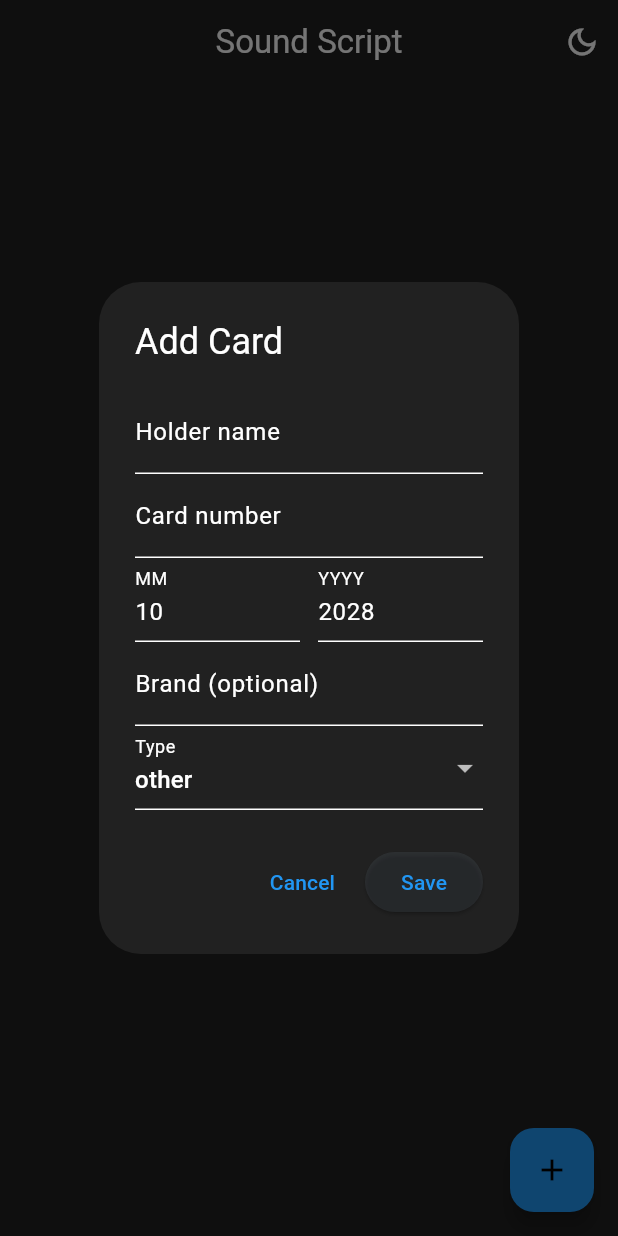
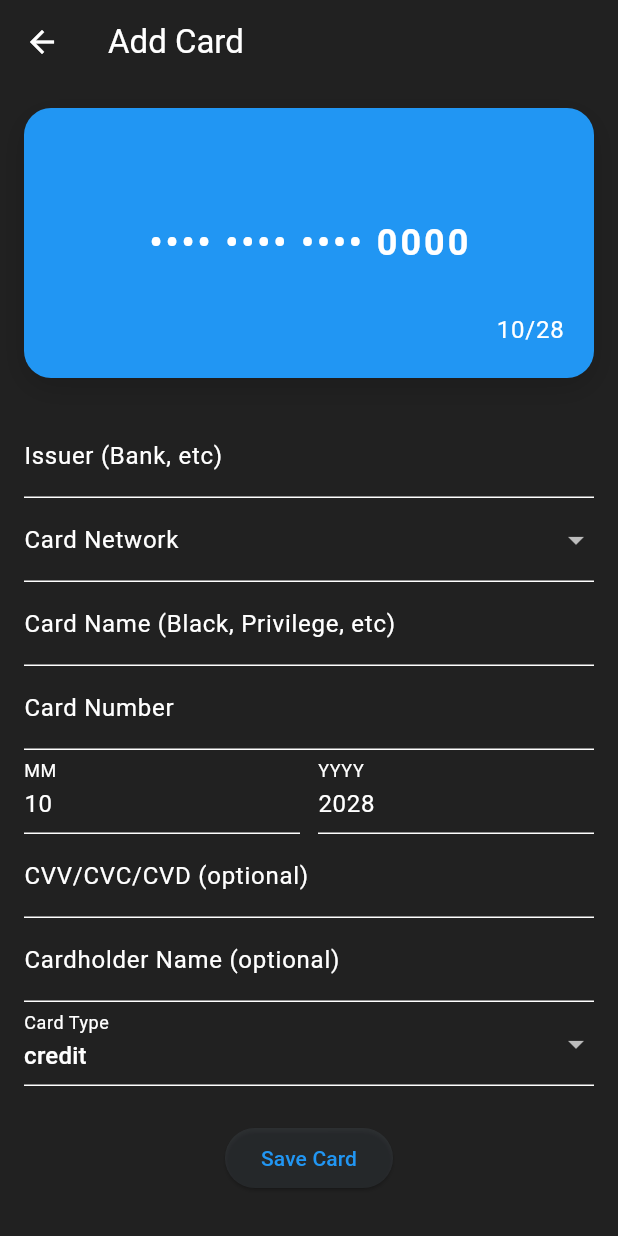
Before and after one commit to sunnydodti/local-cards, a Flutter app: the screen it shows after launch, after a tap on the "add" icon, on a phone screen of 412 x 824 dp. Run offline on Flutter 3.47's test engine with Material 3 defaults, Android fonts, the phone set to English and light mode, and no system bars; our stand-ins replace flutter_secure_storage, hive_ce, hive_ce_flutter; accounts and stored records are empty.

Commit message:
add card form

```diff
--- a/lib/models/card.dart
+++ b/lib/models/card.dart
@@ -2,6 +2,23 @@ import 'dart:convert';
 
 /// Type of a stored card.
 enum CardType { credit, debit, other }
+
+enum CardNetwork { visa, mastercard, amex, discover, rupay, diners, jcb, unionpay, other }
+
+class CardColorScheme {
+  final int bgColor;
+  final int textColor;
+  const CardColorScheme({required this.bgColor, required this.textColor});
+
+  Map<String, dynamic> toMap() => {
+    'bgColor': bgColor,
+    'textColor': textColor,
+  };
+  factory CardColorScheme.fromMap(Map<String, dynamic> map) => CardColorScheme(
+    bgColor: map['bgColor'] as int,
+    textColor: map['textColor'] as int,
+  );
+}
 
 extension CardTypeX on CardType {
   String get name {
@@ -28,68 +45,91 @@ extension CardTypeX on CardType {
   }
 }
 
+
 class CardModel {
   final String id;
-  final String holderName;
+  final String? issuer; // Bank or issuer (optional)
+  final CardNetwork? network; // Visa, Mastercard, etc (optional)
+  final String? cardName; // Black, Privilege, etc
   final String cardNumber;
   final int expiryMonth;
   final int expiryYear;
-  final String? brand;
+  final String? cvv; // optional
+  final String? holderName; // optional
   final CardType type;
+  final CardColorScheme? colorScheme;
   final DateTime createdAt;
   final DateTime updatedAt;
 
   CardModel({
     required this.id,
-    required this.holderName,
+    this.issuer,
+    this.network,
+    this.cardName,
     required this.cardNumber,
     required this.expiryMonth,
     required this.expiryYear,
-    this.brand,
-    this.type = CardType.other,
+    this.cvv,
+    this.holderName,
+    this.type = CardType.credit,
+    this.colorScheme,
     DateTime? createdAt,
     DateTime? updatedAt,
   })  : createdAt = createdAt ?? DateTime.now(),
         updatedAt = updatedAt ?? DateTime.now();
 
   /// Returns a masked card number suitable for UI (keeps last 4 digits).
+
   String get maskedNumber {
     if (cardNumber.length <= 4) return cardNumber;
     final last = cardNumber.substring(cardNumber.length - 4);
-    return '**** **** **** $last';
+    return '•••• •••• •••• $last';
   }
 
   CardModel copyWith({
-    String? holderName,
+    String? issuer,
+    CardNetwork? network,
+    String? cardName,
     String? cardNumber,
     int? expiryMonth,
     int? expiryYear,
-    String? brand,
+    String? cvv,
+    String? holderName,
     CardType? type,
+    CardColorScheme? colorScheme,
     DateTime? updatedAt,
   }) {
     return CardModel(
       id: id,
-      holderName: holderName ?? this.holderName,
+      issuer: issuer ?? this.issuer,
+      network: network ?? this.network,
+      cardName: cardName ?? this.cardName,
       cardNumber: cardNumber ?? this.cardNumber,
       expiryMonth: expiryMonth ?? this.expiryMonth,
       expiryYear: expiryYear ?? this.expiryYear,
-      brand: brand ?? this.brand,
+      cvv: cvv ?? this.cvv,
+      holderName: holderName ?? this.holderName,
       type: type ?? this.type,
+      colorScheme: colorScheme ?? this.colorScheme,
       createdAt: createdAt,
       updatedAt: updatedAt ?? DateTime.now(),
     );
   }
 
+
   Map<String, dynamic> toMap() {
     return {
       'id': id,
-      'holderName': holderName,
+      'issuer': issuer,
+      'network': network?.name,
+      'cardName': cardName,
       'cardNumber': cardNumber,
       'expiryMonth': expiryMonth,
       'expiryYear': expiryYear,
-      'brand': brand,
+      'cvv': cvv,
+      'holderName': holderName,
       'type': type.name,
+      'colorScheme': colorScheme?.toMap(),
       'createdAt': createdAt.toIso8601String(),
       'updatedAt': updatedAt.toIso8601String(),
     };
@@ -98,12 +138,16 @@ class CardModel {
   factory CardModel.fromMap(Map<String, dynamic> map) {
     return CardModel(
       id: map['id'] as String,
-      holderName: map['holderName'] as String,
+      issuer: map['issuer'] as String?,
+      network: map['network'] != null ? CardNetwork.values.firstWhere((e) => e.name == map['network']) : null,
+      cardName: map['cardName'] as String?,
       cardNumber: map['cardNumber'] as String,
       expiryMonth: (map['expiryMonth'] as num).toInt(),
       expiryYear: (map['expiryYear'] as num).toInt(),
-      brand: map['brand'] as String?,
+      cvv: map['cvv'] as String?,
+      holderName: map['holderName'] as String?,
       type: CardTypeX.fromString(map['type'] as String?),
+      colorScheme: map['colorScheme'] != null ? CardColorScheme.fromMap(Map<String, dynamic>.from(map['colorScheme'])) : null,
       createdAt: DateTime.tryParse(map['createdAt'] as String? ?? '') ?? DateTime.now(),
       updatedAt: DateTime.tryParse(map['updatedAt'] as String? ?? '') ?? DateTime.now(),
     );
--- /dev/null
+++ b/lib/screens/add_card_screen.dart
@@ -0,0 +1,242 @@
+import 'package:flutter/material.dart';
+import 'package:provider/provider.dart';
+import '../models/card.dart';
+import '../data/provider/card_provider.dart';
+
+class AddCardScreen extends StatefulWidget {
+  const AddCardScreen({super.key});
+
+  @override
+  State<AddCardScreen> createState() => _AddCardScreenState();
+}
+
+class _AddCardScreenState extends State<AddCardScreen> with SingleTickerProviderStateMixin {
+  final _formKey = GlobalKey<FormState>();
+  // Card fields
+  String? issuer = '';
+  CardNetwork? network;
+  String? cardName = '';
+  String number = '';
+  int month = DateTime.now().month;
+  int year = DateTime.now().year + 3;
+  String? cvv = '';
+  String? holderName = '';
+  CardType type = CardType.credit;
+  CardColorScheme? colorScheme;
+
+  // No animation needed for preview
+  @override
+  void initState() {
+    super.initState();
+  }
+
+  void _onFieldChanged() {
+    setState(() {});
+  }
+
+  void _save() async {
+    if (!_formKey.currentState!.validate()) return;
+    _formKey.currentState!.save();
+    final prov = context.read<CardProvider>();
+    final model = CardModel(
+      id: '',
+      issuer: issuer,
+      network: network,
+      cardName: cardName,
+      cardNumber: number,
+      expiryMonth: month,
+      expiryYear: year,
+      cvv: cvv,
+      holderName: holderName,
+      type: type,
+      colorScheme: colorScheme,
+    );
+    await prov.addCard(model);
+    if (mounted) Navigator.of(context).pop();
+  }
+
+  @override
+  Widget build(BuildContext context) {
+  // final theme = Theme.of(context);
+    return Scaffold(
+      appBar: AppBar(title: const Text('Add Card')),
+      body: SingleChildScrollView(
+        child: Padding(
+          padding: const EdgeInsets.all(16.0),
+          child: Column(
+            children: [
+              // Live card preview (no animation)
+              _CardPreview(
+                issuer: issuer,
+                network: network,
+                cardName: cardName,
+                number: number,
+                month: month,
+                year: year,
+                holderName: holderName,
+                type: type,
+                colorScheme: colorScheme,
+              ),
+              const SizedBox(height: 24),
+              Form(
+                key: _formKey,
+                onChanged: _onFieldChanged,
+                child: Column(
+                  children: [
+                    TextFormField(
+                      initialValue: issuer,
+                      decoration: const InputDecoration(labelText: 'Issuer (Bank, etc)'),
+                      onSaved: (v) => issuer = v?.trim(),
+                    ),
+                    DropdownButtonFormField<CardNetwork>(
+                      value: network,
+                      items: CardNetwork.values
+                          .map((n) => DropdownMenuItem(value: n, child: Text(n.name.toUpperCase())))
+                          .toList(),
+                      onChanged: (v) => setState(() => network = v),
+                      decoration: const InputDecoration(labelText: 'Card Network'),
+                    ),
+                    TextFormField(
+                      initialValue: cardName,
+                      decoration: const InputDecoration(labelText: 'Card Name (Black, Privilege, etc)'),
+                      onSaved: (v) => cardName = v?.trim(),
+                    ),
+                    TextFormField(
+                      initialValue: number,
+                      decoration: const InputDecoration(labelText: 'Card Number'),
+                      keyboardType: TextInputType.number,
+                      onSaved: (v) => number = v?.replaceAll(' ', '') ?? '',
+                      validator: (v) => (v == null || v.trim().length < 12) ? 'Invalid' : null,
+                    ),
+                    Row(
+                      children: [
+                        Expanded(
+                          child: TextFormField(
+                            initialValue: month.toString(),
+                            decoration: const InputDecoration(labelText: 'MM'),
+                            keyboardType: TextInputType.number,
+                            onSaved: (v) => month = int.tryParse(v ?? '') ?? month,
+                          ),
+                        ),
+                        const SizedBox(width: 12),
+                        Expanded(
+                          child: TextFormField(
+                            initialValue: year.toString(),
+                            decoration: const InputDecoration(labelText: 'YYYY'),
+                            keyboardType: TextInputType.number,
+                            onSaved: (v) => year = int.tryParse(v ?? '') ?? year,
+                          ),
+                        ),
+                      ],
+                    ),
+                    TextFormField(
+                      initialValue: cvv,
+                      decoration: const InputDecoration(labelText: 'CVV/CVC/CVD (optional)'),
+                      keyboardType: TextInputType.number,
+                      onSaved: (v) => cvv = v?.trim(),
+                    ),
+                    TextFormField(
+                      initialValue: holderName,
+                      decoration: const InputDecoration(labelText: 'Cardholder Name (optional)'),
+                      onSaved: (v) => holderName = v?.trim(),
+                    ),
+                    DropdownButtonFormField<CardType>(
+                      value: type,
+                      items: CardType.values
+                          .map((t) => DropdownMenuItem(value: t, child: Text(t.name)))
+                          .toList(),
+                      onChanged: (v) => setState(() => type = v ?? CardType.credit),
+                      decoration: const InputDecoration(labelText: 'Card Type'),
+                    ),
+                    // Color scheme picker can be added here if needed
+                    const SizedBox(height: 24),
+                    ElevatedButton(
+                      onPressed: _save,
+                      child: const Text('Save Card'),
+                    ),
+                  ],
+                ),
+              ),
+            ],
+          ),
+        ),
+      ),
+    );
+  }
+}
+
+class _CardPreview extends StatelessWidget {
+  final String? issuer;
+  final CardNetwork? network;
+  final String? cardName;
+  final String number;
+  final int month;
+  final int year;
+  final String? holderName;
+  final CardType type;
+  final CardColorScheme? colorScheme;
+
+  const _CardPreview({
+    this.issuer,
+    this.network,
+    this.cardName,
+    required this.number,
+    required this.month,
+    required this.year,
+    this.holderName,
+    required this.type,
+    this.colorScheme,
+  });
+
+  @override
+  Widget build(BuildContext context) {
+    final bg = colorScheme?.bgColor != null ? Color(colorScheme!.bgColor) : Theme.of(context).colorScheme.primary;
+    final txt = colorScheme?.textColor != null ? Color(colorScheme!.textColor) : Colors.white;
+    final textTheme = Theme.of(context).textTheme;
+    return AnimatedContainer(
+      duration: const Duration(milliseconds: 400),
+      curve: Curves.easeInOut,
+      width: double.infinity,
+      height: 180,
+      decoration: BoxDecoration(
+        borderRadius: BorderRadius.circular(18),
+        color: bg,
+        boxShadow: [
+          BoxShadow(color: Colors.black.withAlpha(40), blurRadius: 16, offset: const Offset(0, 6)),
+        ],
+      ),
+      child: Padding(
+        padding: const EdgeInsets.all(20.0),
+        child: Column(
+          crossAxisAlignment: CrossAxisAlignment.start,
+          children: [
+            Row(
+              children: [
+                Expanded(
+                  child: Text(issuer ?? '', style: textTheme.titleMedium?.copyWith(color: txt)),
+                ),
+                Text(network?.name.toUpperCase() ?? '', style: textTheme.titleMedium?.copyWith(color: txt)),
+              ],
+            ),
+            const Spacer(),
+            Center(
+              child: Text(
+                number.isEmpty ? '•••• •••• •••• 0000' : (number.length <= 4 ? number : '•••• •••• •••• ${number.substring(number.length - 4)}'),
+                style: textTheme.headlineSmall?.copyWith(color: txt, letterSpacing: 2, fontWeight: FontWeight.bold),
+              ),
+            ),
+            const Spacer(),
+            Row(
+              children: [
+                Expanded(
+                  child: Text(holderName?.toUpperCase() ?? '', style: textTheme.bodyLarge?.copyWith(color: txt)),
+                ),
+                Text('${month.toString().padLeft(2, '0')}/${year.toString().substring(2)}', style: textTheme.bodyLarge?.copyWith(color: txt)),
+              ],
+            ),
+          ],
+        ),
+      ),
+    );
+  }
+}
--- a/lib/screens/cards_screen.dart
+++ b/lib/screens/cards_screen.dart
@@ -6,6 +6,7 @@ import '../widgets/my_appbar.dart';
 import '../widgets/mobile_wrapper.dart';
 import '../widgets/card_tile.dart';
 import '../widgets/card_form.dart';
+import 'add_card_screen.dart';
 
 class CardsScreen extends StatelessWidget {
   const CardsScreen({super.key});
@@ -58,7 +59,9 @@ class CardsScreen extends StatelessWidget {
         ),
         floatingActionButton: FloatingActionButton(
           onPressed: () async {
-            await showDialog(context: context, builder: (_) => const CardFormDialog());
+            await Navigator.of(context).push(
+              MaterialPageRoute(builder: (_) => const AddCardScreen()),
+            );
             // reload
             context.read<CardProvider>().load();
           },
--- a/lib/service/card_service.dart
+++ b/lib/service/card_service.dart
@@ -65,8 +65,12 @@ class CardService {
 			cardNumber: card.cardNumber,
 			expiryMonth: card.expiryMonth,
 			expiryYear: card.expiryYear,
-			brand: card.brand,
+			issuer: card.issuer,
+			network: card.network,
+			cardName: card.cardName,
+			cvv: card.cvv,
 			type: card.type,
+			colorScheme: card.colorScheme,
 			createdAt: card.createdAt,
 			updatedAt: now,
 		);
--- a/lib/widgets/card_form.dart
+++ b/lib/widgets/card_form.dart
@@ -15,29 +15,43 @@ class CardFormDialog extends StatefulWidget {
 
 class _CardFormDialogState extends State<CardFormDialog> {
   final _formKey = GlobalKey<FormState>();
-  late String holderName;
+  late String? issuer;
+  late CardNetwork? network;
+  late String? cardName;
   late String number;
   late int month;
   late int year;
-  String? brand;
-  CardType type = CardType.other;
+  late String? cvv;
+  late String? holderName;
+  CardType type = CardType.credit;
+  CardColorScheme? colorScheme;
 
   @override
   void initState() {
     super.initState();
     final e = widget.existing;
     if (e != null) {
-      holderName = e.holderName;
+      issuer = e.issuer;
+      network = e.network;
+      cardName = e.cardName;
       number = e.cardNumber;
       month = e.expiryMonth;
       year = e.expiryYear;
-      brand = e.brand;
+      cvv = e.cvv;
+      holderName = e.holderName;
       type = e.type;
+      colorScheme = e.colorScheme;
     } else {
-      holderName = '';
+      issuer = '';
+      network = null;
+      cardName = '';
       number = '';
       month = DateTime.now().month;
       year = DateTime.now().year + 3;
+      cvv = '';
+      holderName = '';
+      type = CardType.credit;
+      colorScheme = null;
     }
   }
 
@@ -47,12 +61,16 @@ class _CardFormDialogState extends State<CardFormDialog> {
     final prov = context.read<CardProvider>();
     final model = CardModel(
       id: widget.existing?.id ?? '',
-      holderName: holderName,
+      issuer: issuer,
+      network: network,
+      cardName: cardName,
       cardNumber: number,
       expiryMonth: month,
       expiryYear: year,
-      brand: brand,
+      cvv: cvv,
+      holderName: holderName,
       type: type,
+      colorScheme: colorScheme,
     );
     if (widget.existing == null) {
       await prov.addCard(model);
@@ -73,14 +91,26 @@ class _CardFormDialogState extends State<CardFormDialog> {
             mainAxisSize: MainAxisSize.min,
             children: [
               TextFormField(
-                initialValue: holderName,
-                decoration: const InputDecoration(labelText: 'Holder name'),
-                onSaved: (v) => holderName = v?.trim() ?? '',
-                validator: (v) => (v == null || v.trim().isEmpty) ? 'Required' : null,
+                initialValue: issuer,
+                decoration: const InputDecoration(labelText: 'Issuer (Bank, etc)'),
+                onSaved: (v) => issuer = v?.trim(),
+              ),
+              DropdownButtonFormField<CardNetwork>(
+                value: network,
+                items: CardNetwork.values
+                    .map((n) => DropdownMenuItem(value: n, child: Text(n.name.toUpperCase())))
+                    .toList(),
+                onChanged: (v) => setState(() => network = v),
+                decoration: const InputDecoration(labelText: 'Card Network'),
+              ),
+              TextFormField(
+                initialValue: cardName,
+                decoration: const InputDecoration(labelText: 'Card Name (Black, Privilege, etc)'),
+                onSaved: (v) => cardName = v?.trim(),
               ),
               TextFormField(
                 initialValue: number,
-                decoration: const InputDecoration(labelText: 'Card number'),
+                decoration: const InputDecoration(labelText: 'Card Number'),
                 keyboardType: TextInputType.number,
                 onSaved: (v) => number = v?.replaceAll(' ', '') ?? '',
                 validator: (v) => (v == null || v.trim().length < 12) ? 'Invalid' : null,
@@ -107,18 +137,25 @@ class _CardFormDialogState extends State<CardFormDialog> {
                 ],
               ),
               TextFormField(
-                initialValue: brand,
-                decoration: const InputDecoration(labelText: 'Brand (optional)'),
-                onSaved: (v) => brand = v?.trim(),
+                initialValue: cvv,
+                decoration: const InputDecoration(labelText: 'CVV/CVC/CVD (optional)'),
+                keyboardType: TextInputType.number,
+                onSaved: (v) => cvv = v?.trim(),
+              ),
+              TextFormField(
+                initialValue: holderName,
+                decoration: const InputDecoration(labelText: 'Cardholder Name (optional)'),
+                onSaved: (v) => holderName = v?.trim(),
               ),
               DropdownButtonFormField<CardType>(
                 value: type,
                 items: CardType.values
                     .map((t) => DropdownMenuItem(value: t, child: Text(t.name)))
                     .toList(),
-                onChanged: (v) => setState(() => type = v ?? CardType.other),
-                decoration: const InputDecoration(labelText: 'Type'),
+                onChanged: (v) => setState(() => type = v ?? CardType.credit),
+                decoration: const InputDecoration(labelText: 'Card Type'),
               ),
+              // Color scheme picker can be added here if needed
             ],
           ),
         ),
--- a/lib/widgets/card_tile.dart
+++ b/lib/widgets/card_tile.dart
@@ -18,9 +18,9 @@ class CardTile extends StatelessWidget {
     return '•••• •••• •••• $last';
   }
 
-  String _networkFromBrand(String? brand) {
-    if (brand == null) return '';
-    final b = brand.toLowerCase();
+  String _networkFromIssuer(String? issuer) {
+    if (issuer == null) return '';
+    final b = issuer.toLowerCase();
     if (b.contains('visa')) return 'VISA';
     if (b.contains('master') || b.contains('mastercard')) return 'MASTERCARD';
     if (b.contains('amex') || b.contains('american')) return 'AMEX';
@@ -39,8 +39,8 @@ class CardTile extends StatelessWidget {
           begin: Alignment.topLeft,
           end: Alignment.bottomRight,
           colors: [
-            theme.colorScheme.primary.withOpacity(UIConstants.cardGradientOpacity),
-            Color.lerp(theme.colorScheme.primary, Colors.black, 0.25)!.withOpacity(UIConstants.cardGradientOpacity),
+            theme.colorScheme.primary.withValues(alpha: UIConstants.cardGradientOpacity),
+            Color.lerp(theme.colorScheme.primary, Colors.black, 0.25)!.withValues(alpha: UIConstants.cardGradientOpacity),
           ],
         ),
         boxShadow: [
@@ -61,12 +61,12 @@ class CardTile extends StatelessWidget {
               children: [
                 Expanded(
                   child: Text(
-                    card.brand ?? '',
+                    card.issuer ?? '',
                     style: theme.textTheme.labelLarge?.copyWith(color: Colors.white70),
                   ),
                 ),
                 Text(
-                  _networkFromBrand(card.brand),
+                  _networkFromIssuer(card.issuer),
                   style: theme.textTheme.labelLarge?.copyWith(color: Colors.white70),
                 ),
               ],
@@ -96,7 +96,7 @@ class CardTile extends StatelessWidget {
                     children: [
                       Text('Card Holder', style: theme.textTheme.labelSmall?.copyWith(color: Colors.white70)),
                       const SizedBox(height: 4),
-                      Text(card.holderName.toUpperCase(), style: theme.textTheme.titleMedium?.copyWith(color: Colors.white, fontWeight: FontWeight.w700)),
+                      Text(card.holderName?.toUpperCase() ?? '', style: theme.textTheme.titleMedium?.copyWith(color: Colors.white, fontWeight: FontWeight.w700)),
                     ],
                   ),
                 ),
```
